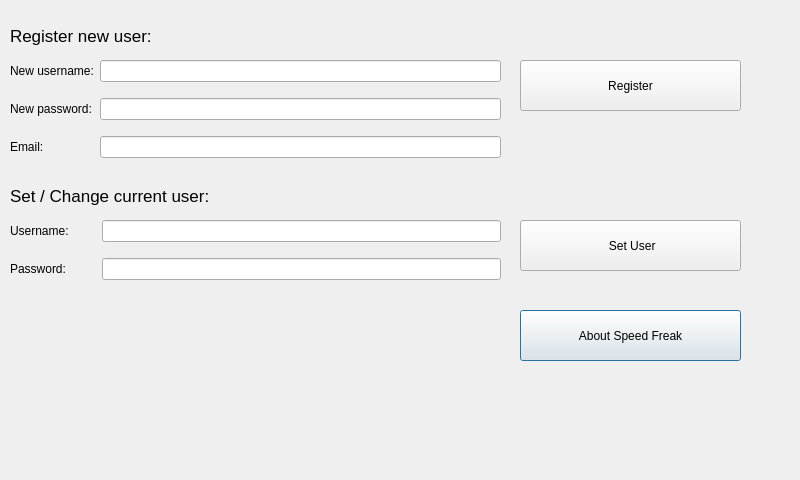
Old version of the form Client/settingsdialog.ui in the repository ArtemD/SpeedFreak.
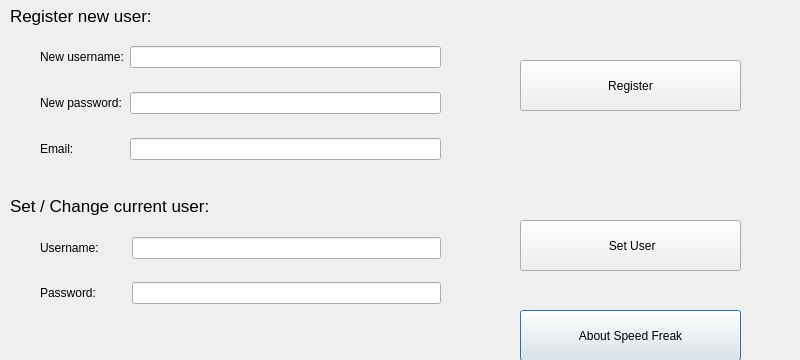
New version of the form.

```diff
--- a/Client/settingsdialog.ui
+++ b/Client/settingsdialog.ui
@@ -7,7 +7,7 @@
     <x>0</x>
     <y>0</y>
     <width>800</width>
-    <height>480</height>
+    <height>360</height>
    </rect>
   </property>
   <property name="windowTitle">
@@ -30,7 +30,7 @@
    <property name="geometry">
     <rect>
      <x>10</x>
-     <y>180</y>
+     <y>190</y>
      <width>371</width>
      <height>31</height>
     </rect>
@@ -61,7 +61,7 @@
    <property name="geometry">
     <rect>
      <x>10</x>
-     <y>20</y>
+     <y>0</y>
      <width>271</width>
      <height>31</height>
     </rect>
@@ -91,10 +91,78 @@
   <widget class="QWidget" name="layoutWidget">
    <property name="geometry">
     <rect>
+     <x>40</x>
+     <y>220</y>
+     <width>401</width>
+     <height>101</height>
+    </rect>
+   </property>
+   <layout class="QGridLayout" name="gridLayout_2">
+    <item row="0" column="0">
+     <widget class="QLabel" name="setUserUsernameLabel">
+      <property name="text">
+       <string>Username:        </string>
+      </property>
+     </widget>
+    </item>
+    <item row="0" column="1">
+     <widget class="QLineEdit" name="setUserUsernameLineEdit">
+      <property name="font">
+       <font>
+        <family>Bitstream Charter</family>
+        <pointsize>8</pointsize>
+       </font>
+      </property>
+      <property name="maxLength">
+       <number>12</number>
+      </property>
+     </widget>
+    </item>
+    <item row="1" column="0">
+     <widget class="QLabel" name="setUserPasswordLabel">
+      <property name="text">
+       <string>Password:</string>
+      </property>
+     </widget>
+    </item>
+    <item row="1" column="1">
+     <widget class="QLineEdit" name="setUserPasswordLineEdit">
+      <property name="font">
+       <font>
+        <family>Bitstream Charter</family>
+        <pointsize>8</pointsize>
+       </font>
+      </property>
+      <property name="maxLength">
+       <number>255</number>
+      </property>
+      <property name="echoMode">
+       <enum>QLineEdit::Password</enum>
+      </property>
+     </widget>
+    </item>
+   </layout>
+  </widget>
+  <widget class="QLabel" name="labelInfoToUser">
+   <property name="geometry">
+    <rect>
      <x>10</x>
-     <y>50</y>
-     <width>491</width>
-     <height>121</height>
+     <y>320</y>
+     <width>501</width>
+     <height>41</height>
+    </rect>
+   </property>
+   <property name="text">
+    <string/>
+   </property>
+  </widget>
+  <widget class="QWidget" name="">
+   <property name="geometry">
+    <rect>
+     <x>40</x>
+     <y>28</y>
+     <width>401</width>
+     <height>151</height>
     </rect>
    </property>
    <layout class="QGridLayout" name="gridLayout">
@@ -107,6 +175,12 @@
     </item>
     <item row="0" column="1">
      <widget class="QLineEdit" name="regUserNameLineEdit">
+      <property name="font">
+       <font>
+        <family>Bitstream Charter</family>
+        <pointsize>8</pointsize>
+       </font>
+      </property>
       <property name="maxLength">
        <number>12</number>
       </property>
@@ -121,6 +195,12 @@
     </item>
     <item row="1" column="1">
      <widget class="QLineEdit" name="regPasswordLineEdit">
+      <property name="font">
+       <font>
+        <family>Bitstream Charter</family>
+        <pointsize>8</pointsize>
+       </font>
+      </property>
       <property name="maxLength">
        <number>255</number>
       </property>
@@ -138,69 +218,19 @@
     </item>
     <item row="2" column="1">
      <widget class="QLineEdit" name="regEMailLineEdit">
-      <property name="maxLength">
-       <number>255</number>
+      <property name="font">
+       <font>
+        <family>Bitstream Charter</family>
+        <pointsize>8</pointsize>
+       </font>
       </property>
-     </widget>
-    </item>
-   </layout>
-  </widget>
-  <widget class="QWidget" name="layoutWidget">
-   <property name="geometry">
-    <rect>
-     <x>10</x>
-     <y>210</y>
-     <width>491</width>
-     <height>81</height>
-    </rect>
-   </property>
-   <layout class="QGridLayout" name="gridLayout_2">
-    <item row="0" column="0">
-     <widget class="QLabel" name="setUserUsernameLabel">
-      <property name="text">
-       <string>Username:        </string>
-      </property>
-     </widget>
-    </item>
-    <item row="0" column="1">
-     <widget class="QLineEdit" name="setUserUsernameLineEdit">
       <property name="maxLength">
-       <number>12</number>
-      </property>
-     </widget>
-    </item>
-    <item row="1" column="0">
-     <widget class="QLabel" name="setUserPasswordLabel">
-      <property name="text">
-       <string>Password:</string>
-      </property>
-     </widget>
-    </item>
-    <item row="1" column="1">
-     <widget class="QLineEdit" name="setUserPasswordLineEdit">
-      <property name="maxLength">
        <number>255</number>
       </property>
-      <property name="echoMode">
-       <enum>QLineEdit::Password</enum>
-      </property>
      </widget>
     </item>
    </layout>
   </widget>
-  <widget class="QLabel" name="labelInfoToUser">
-   <property name="geometry">
-    <rect>
-     <x>10</x>
-     <y>310</y>
-     <width>521</width>
-     <height>51</height>
-    </rect>
-   </property>
-   <property name="text">
-    <string/>
-   </property>
-  </widget>
  </widget>
  <resources/>
  <connections/>
```
Left out of the diff: 10 changed lines with no effect on the pictures.
